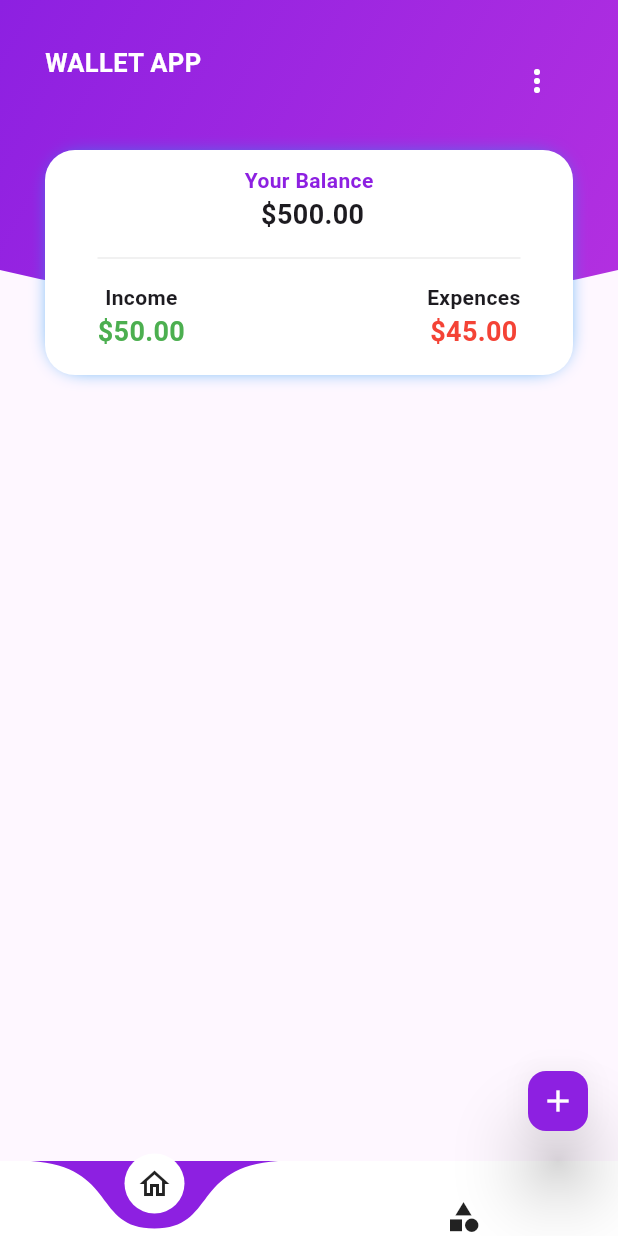
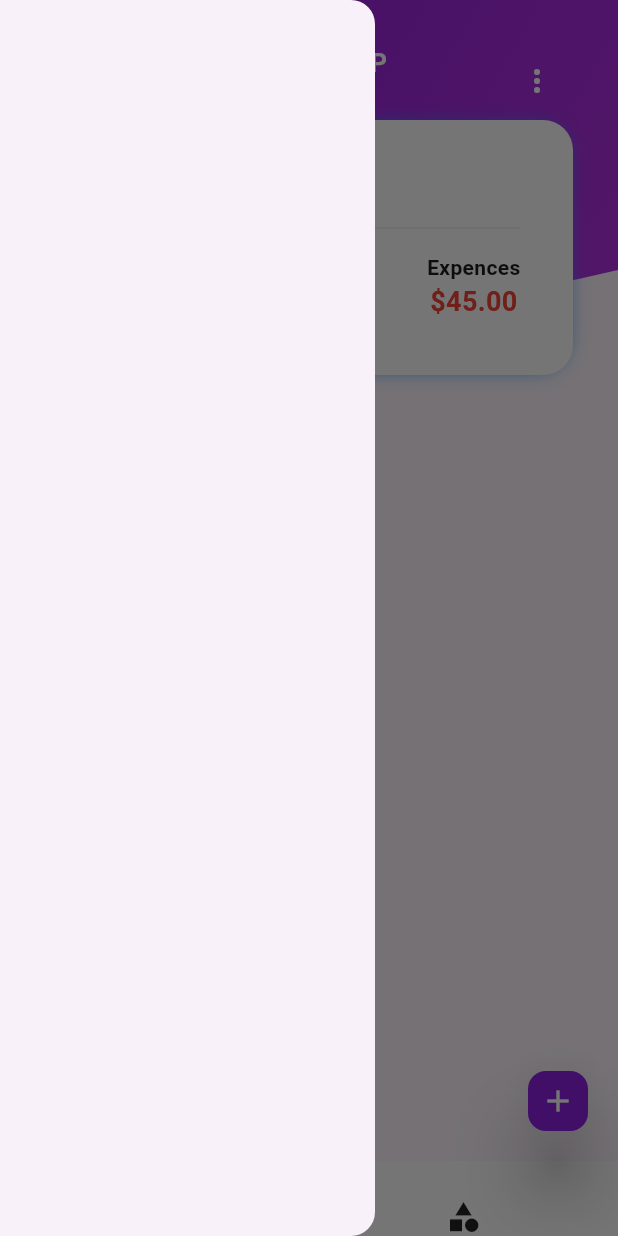
Before and after one commit to safvansafvan/Wallet-App, a Flutter app: the screen it shows after launch, with the side drawer open (before the commit the screen has no drawer), on a phone screen of 412 x 824 dp. Run offline on Flutter 3.47's test engine with Material 2 defaults, Android fonts, the phone set to English and light mode, and no system bars; drawn by our look-alikes of curved_navigation_bar.

Commit message:
drawer added

```diff
--- a/lib/view/home/home_screen.dart
+++ b/lib/view/home/home_screen.dart
@@ -3,6 +3,7 @@ import 'package:flutter/material.dart';
 import 'package:money_management_app/controller/core/constant.dart';
 import 'package:money_management_app/view/category/category.dart';
 import 'package:money_management_app/view/home/widgets/bottom_navigation.dart';
+import 'package:money_management_app/view/home/widgets/drawer.dart';
 import 'package:money_management_app/view/transaction/transactions.dart';
 
 // ignore: must_be_immutable
@@ -21,6 +22,7 @@ class MyHomeScreen extends StatelessWidget {
           return pages[updatedInd];
         },
       )),
+      drawer: DrawerWidget(),
       bottomNavigationBar: const BottomNavigation(),
       floatingActionButton: FloatingActionButton.small(
         backgroundColor: CustomColors.commonClr,
--- /dev/null
+++ b/lib/view/home/widgets/drawer.dart
@@ -0,0 +1,12 @@
+import 'package:flutter/material.dart';
+
+class DrawerWidget extends StatelessWidget {
+  const DrawerWidget({super.key});
+
+  @override
+  Widget build(BuildContext context) {
+    return const Drawer(
+      width: 250,
+    );
+  }
+}
--- a/lib/view/transaction/transactions.dart
+++ b/lib/view/transaction/transactions.dart
@@ -1,6 +1,7 @@
 import 'package:flutter/material.dart';
 import 'package:money_management_app/controller/core/constant.dart';
 import 'package:money_management_app/view/transaction/widgets/custom_cliper_shape.dart';
+import 'package:money_management_app/view/transaction/widgets/money_status_bar.dart';
 
 class TrasactionsScreen extends StatelessWidget {
   const TrasactionsScreen({super.key});
@@ -26,7 +27,8 @@ class TrasactionsScreen extends StatelessWidget {
                         colors: [
                           CustomColors.commonClr,
                           CustomColors.gradientSecond
-                      ])),
+                        ]),
+                  ),
                   child: Container(
                     padding:
                         const EdgeInsets.only(left: 30, right: 30, top: 30),
@@ -34,6 +36,13 @@ class TrasactionsScreen extends StatelessWidget {
                       crossAxisAlignment: CrossAxisAlignment.start,
                       mainAxisAlignment: MainAxisAlignment.spaceBetween,
                       children: [
+                        IconButton(
+                          onPressed: () {
+                            Scaffold.of(context).openDrawer();
+                          },
+                          icon: Icon(Icons.menu_rounded,
+                              color: CustomColors.kwhite),
+                        ),
                         Text(
                           "WALLET APP",
                           style: CustomFuction.style(
@@ -53,86 +62,11 @@ class TrasactionsScreen extends StatelessWidget {
                   ),
                 ),
               ),
-              Positioned(
+              const Positioned(
                 bottom: 0,
                 left: 30,
                 right: 30,
-                child: Container(
-                  padding:
-                      const EdgeInsets.symmetric(horizontal: 35, vertical: 10),
-                  height: 150,
-                  decoration: BoxDecoration(
-                      borderRadius: BorderRadius.circular(20),
-                      color: Colors.white,
-                      boxShadow: const [
-                        BoxShadow(
-                          color: Colors.blue,
-                          spreadRadius: -4.0,
-                          blurRadius: 10.0,
-                        )
-                      ]),
-                  child: Column(
-                    children: [
-                      Text(
-                        'Your Balance',
-                        style: CustomFuction.style(
-                            fontWeight: FontWeight.bold,
-                            size: 14,
-                            color: CustomColors.commonClr),
-                      ),
-                      Text(
-                        ' \$500.00',
-                        style: CustomFuction.style(
-                            fontWeight: FontWeight.bold, size: 18),
-                      ),
-                      Padding(
-                        padding: const EdgeInsets.symmetric(vertical: 8),
-                        child: Divider(color: Colors.grey.withAlpha(50)),
-                      ),
-                      Row(
-                        mainAxisAlignment: MainAxisAlignment.spaceBetween,
-                        children: [
-                          SizedBox(
-                            child: Column(
-                              children: [
-                                Text(
-                                  'Income',
-                                  style: CustomFuction.style(
-                                      fontWeight: FontWeight.bold, size: 14),
-                                ),
-                                Text(
-                                  '\$50.00',
-                                  style: CustomFuction.style(
-                                      fontWeight: FontWeight.bold,
-                                      size: 18,
-                                      color: CustomColors.kgreen),
-                                ),
-                              ],
-                            ),
-                          ),
-                          SizedBox(
-                            child: Column(
-                              children: [
-                                Text(
-                                  'Expences',
-                                  style: CustomFuction.style(
-                                      fontWeight: FontWeight.bold, size: 14),
-                                ),
-                                Text(
-                                  '\$45.00',
-                                  style: CustomFuction.style(
-                                      fontWeight: FontWeight.bold,
-                                      size: 18,
-                                      color: CustomColors.kred),
-                                ),
-                              ],
-                            ),
-                          )
-                        ],
-                      )
-                    ],
-                  ),
-                ),
+                child: MoneyStatusBar(),
               )
             ],
           ),
--- /dev/null
+++ b/lib/view/transaction/widgets/money_status_bar.dart
@@ -0,0 +1,84 @@
+import 'package:flutter/material.dart';
+import 'package:money_management_app/controller/core/constant.dart';
+
+class MoneyStatusBar extends StatelessWidget {
+  const MoneyStatusBar({super.key});
+
+  @override
+  Widget build(BuildContext context) {
+    return Container(
+      padding: const EdgeInsets.symmetric(horizontal: 35, vertical: 10),
+      height: 170,
+      decoration: BoxDecoration(
+          borderRadius: BorderRadius.circular(20),
+          color: Colors.white,
+          boxShadow: const [
+            BoxShadow(
+              color: Colors.blue,
+              spreadRadius: -4.0,
+              blurRadius: 10.0,
+            )
+          ]),
+      child: Column(
+        children: [
+          Text(
+            'Your Balance',
+            style: CustomFuction.style(
+                fontWeight: FontWeight.bold,
+                size: 14,
+                color: CustomColors.commonClr),
+          ),
+          Text(
+            ' \$500.00',
+            style: CustomFuction.style(fontWeight: FontWeight.bold, size: 18),
+          ),
+          Padding(
+            padding: const EdgeInsets.symmetric(vertical: 8),
+            child: Divider(color: Colors.grey.withAlpha(50)),
+          ),
+          Row(
+            mainAxisAlignment: MainAxisAlignment.spaceBetween,
+            children: [
+              SizedBox(
+                child: Column(
+                  children: [
+                    Text(
+                      'Income',
+                      style: CustomFuction.style(
+                          fontWeight: FontWeight.bold, size: 14),
+                    ),
+                    Text(
+                      '\$50.00',
+                      style: CustomFuction.style(
+                          fontWeight: FontWeight.bold,
+                          size: 18,
+                          color: CustomColors.kgreen),
+                    ),
+                  ],
+                ),
+              ),
+              SizedBox(
+                child: Column(
+                  children: [
+                    Text(
+                      'Expences',
+                      style: CustomFuction.style(
+                          fontWeight: FontWeight.bold, size: 14),
+                    ),
+                    Text(
+                      '\$45.00',
+                      style: CustomFuction.style(
+                          fontWeight: FontWeight.bold,
+                          size: 18,
+                          color: CustomColors.kred),
+                    ),
+                  ],
+                ),
+              )
+            ],
+          )
+        ],
+      ),
+    );
+  }
+}
```
Lines whose indentation alone changed are shown as unchanged.
